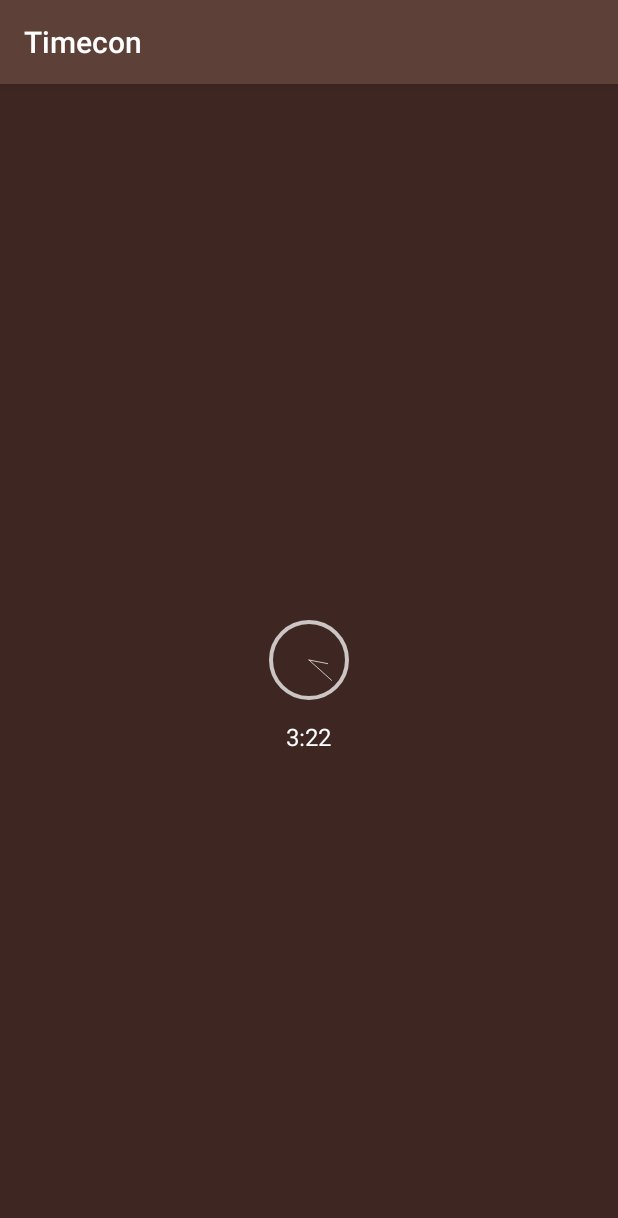
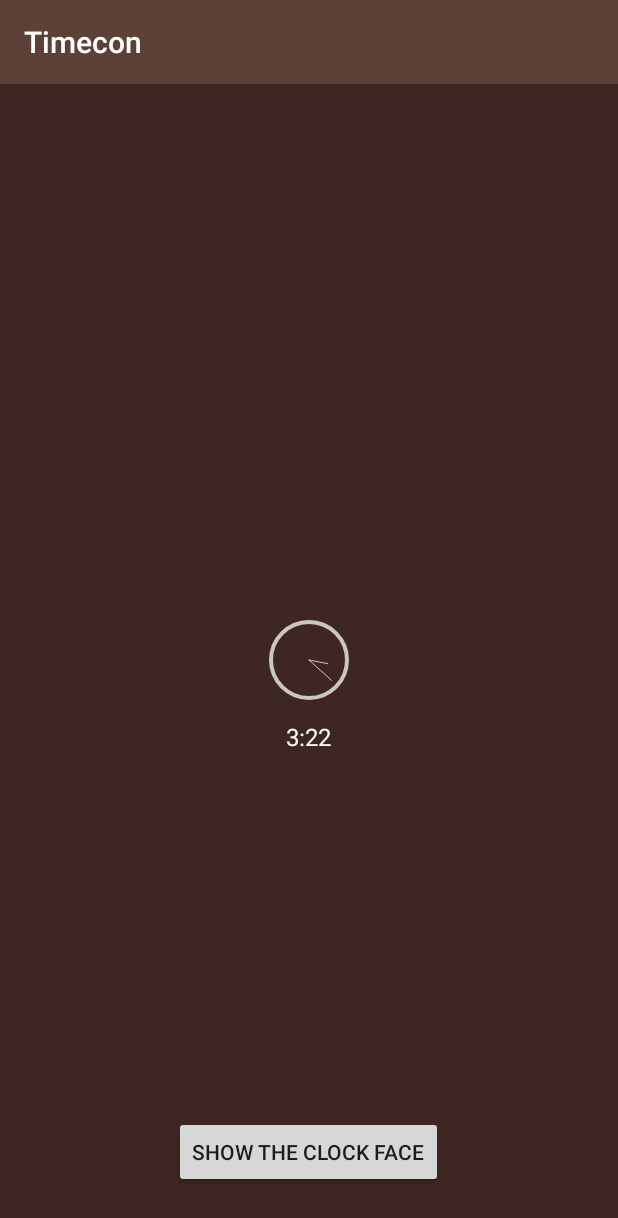
Before and after one commit to alxrm/animated-clock-icon, an Android app: the screen it shows after launch (MainActivity), on a phone screen of 412 x 824 dp. Shown: the top 1218 px of the screen. Run offline under Robolectric (Android 15) with nearby library versions, the phone set to English and light mode, and no system bars.

Commit message:
Added new example

```diff
--- a/app/src/main/java/rm/com/timecon/MainActivity.java
+++ b/app/src/main/java/rm/com/timecon/MainActivity.java
@@ -1,21 +1,23 @@
 package rm.com.timecon;
 
+import android.content.Intent;
 import android.os.Bundle;
 import android.os.Handler;
 import android.support.v7.app.AppCompatActivity;
+import android.view.View;
+import android.widget.Button;
 import android.widget.TextView;
-
 import rm.com.clocks.ClockImageView;
 
-public class MainActivity extends AppCompatActivity {
+public final class MainActivity extends AppCompatActivity {
 
-  @Override
-  protected void onCreate(Bundle savedInstanceState) {
+  @Override protected void onCreate(Bundle savedInstanceState) {
     super.onCreate(savedInstanceState);
     setContentView(R.layout.activity_main);
 
     final ClockImageView clocks = (ClockImageView) findViewById(R.id.clocks);
     final TextView timeText = (TextView) findViewById(R.id.clocks_time);
+    final Button showNext = (Button) findViewById(R.id.clocks_show);
 
     //    final ClockDrawable clockDrawable = ClockDrawable.builder(this)
     //        .hours(4)
@@ -27,35 +29,37 @@ public class MainActivity extends AppCompatActivity {
     //        .into(clocks);
 
     new Handler().postDelayed(new Runnable() {
-      @Override
-      public void run() {
+      @Override public void run() {
         timeText.setText("21:18");
         clocks.animateToTime(21, 18);
       }
     }, 1000);
 
     new Handler().postDelayed(new Runnable() {
-      @Override
-      public void run() {
+      @Override public void run() {
         timeText.setText("0:46");
         clocks.animateToTime(0, 46);
       }
     }, 2000);
 
     new Handler().postDelayed(new Runnable() {
-      @Override
-      public void run() {
+      @Override public void run() {
         timeText.setText("Indeterminate");
         clocks.animateIndeterminate();
       }
     }, 3000);
 
     new Handler().postDelayed(new Runnable() {
-      @Override
-      public void run() {
+      @Override public void run() {
         timeText.setText("3:22");
         clocks.animateToTime(3, 22);
       }
     }, 5000);
+
+    showNext.setOnClickListener(new View.OnClickListener() {
+      @Override public void onClick(View v) {
+        startActivity(new Intent(MainActivity.this, SystemClockActivity.class));
+      }
+    });
   }
 }
--- a/app/src/main/res/layout/activity_main.xml
+++ b/app/src/main/res/layout/activity_main.xml
@@ -1,40 +1,51 @@
 <?xml version="1.0" encoding="utf-8"?>
 <RelativeLayout
     xmlns:android="http://schemas.android.com/apk/res/android"
-	xmlns:tools="http://schemas.android.com/tools"
+    xmlns:app="http://schemas.android.com/apk/res-auto"
     android:layout_width="match_parent"
     android:layout_height="match_parent"
+    android:background="@color/colorPrimaryDark"
     android:paddingBottom="@dimen/activity_vertical_margin"
     android:paddingLeft="@dimen/activity_horizontal_margin"
     android:paddingRight="@dimen/activity_horizontal_margin"
     android:paddingTop="@dimen/activity_vertical_margin"
-	android:background="@color/colorPrimaryDark"
-	xmlns:app="http://schemas.android.com/apk/res-auto">
+    >
 
   <rm.com.clocks.ClockImageView
       android:id="@+id/clocks"
       android:layout_width="56dp"
       android:layout_height="56dp"
       android:layout_centerInParent="true"
+      app:clockColor="#BBFFFFFF"
+      app:frameWidth="regular"
       app:hours="16"
+      app:indeterminateSpeed="2"
       app:minutes="20"
+      app:pointerWidth="thin"
       app:timeSetDuration="400"
-		app:clockColor="#BBFFFFFF"
-		app:indeterminateSpeed="2"
-		app:pointerWidth="thin"
-		app:frameWidth="regular"
       />
 
   <TextView
       android:id="@+id/clocks_time"
       android:layout_width="wrap_content"
       android:layout_height="wrap_content"
+      android:layout_below="@id/clocks"
       android:layout_centerHorizontal="true"
-		android:layout_below="@id/clocks"
       android:layout_marginTop="12dp"
+      android:text="16:20"
       android:textColor="@android:color/white"
       android:textSize="16sp"
-		android:text="16:20"
+      />
+
+  <Button
+      android:id="@+id/clocks_show"
+      android:layout_width="wrap_content"
+      android:layout_height="wrap_content"
+      android:clickable="true"
+      android:layout_alignParentBottom="true"
+      android:layout_centerHorizontal="true"
+      android:layout_margin="16dp"
+      android:text="Show the clock face"
       />
 
 </RelativeLayout>
--- a/app/src/main/res/values/strings.xml
+++ b/app/src/main/res/values/strings.xml
@@ -1,3 +1,3 @@
 <resources>
-	<string name="app_name">Timecon</string>
+  <string name="app_name">Timecon</string>
 </resources>
--- a/build.gradle
+++ b/build.gradle
@@ -1,12 +1,12 @@
 // Top-level build file where you can add configuration options common to all sub-projects/modules.
 
 buildscript {
-	ext.kotlin_version = '1.0.6'
+	ext.kotlin_version = '1.1.0'
 	repositories {
 		jcenter()
 	}
 	dependencies {
-		classpath 'com.android.tools.build:gradle:2.2.3'
+		classpath 'com.android.tools.build:gradle:2.3.0'
 		classpath "org.jetbrains.kotlin:kotlin-gradle-plugin:$kotlin_version"
 
 		// NOTE: Do not place your application dependencies here; they belong
--- a/lib/build.gradle
+++ b/lib/build.gradle
@@ -3,7 +3,7 @@ apply plugin: 'kotlin-android'
 
 android {
 	compileSdkVersion 25
-	buildToolsVersion "24.0.3"
+	buildToolsVersion '25.0.2'
 
 	defaultConfig {
 		minSdkVersion 15
```
Also changed, not shown: app/build.gradle (+4 -3 lines), app/src/main/AndroidManifest.xml (+6 -3 lines), app/src/main/java/rm/com/timecon/SystemClockActivity.java (added, +60 -0 lines), app/src/main/res/layout/activity_system_clock.xml (added, +23 -0 lines), gradle/wrapper/gradle-wrapper.properties. Lines whose indentation alone changed are shown as unchanged.
